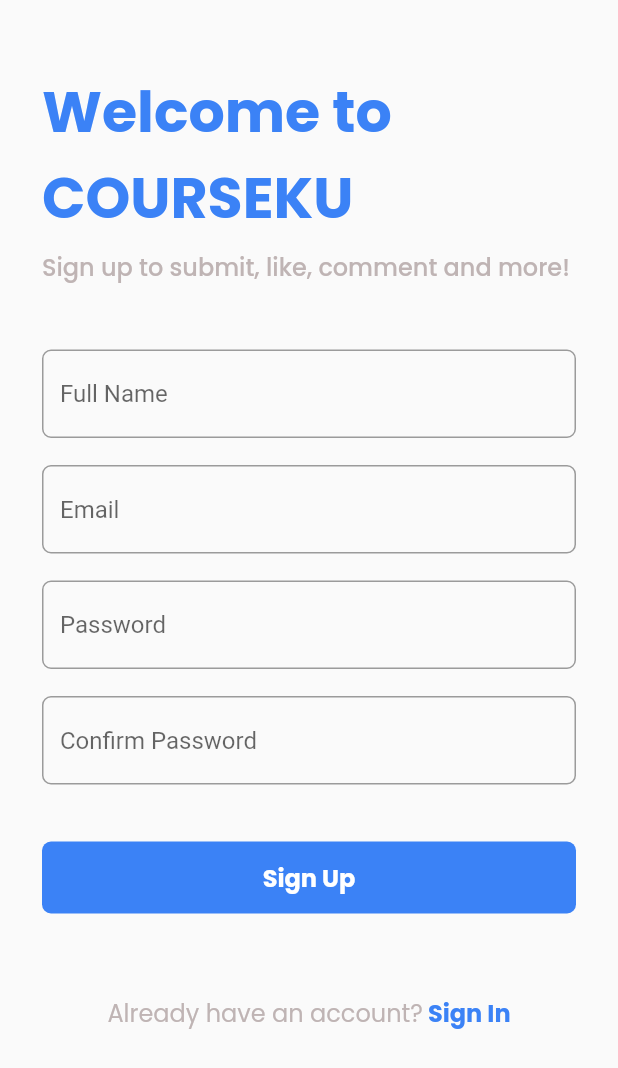
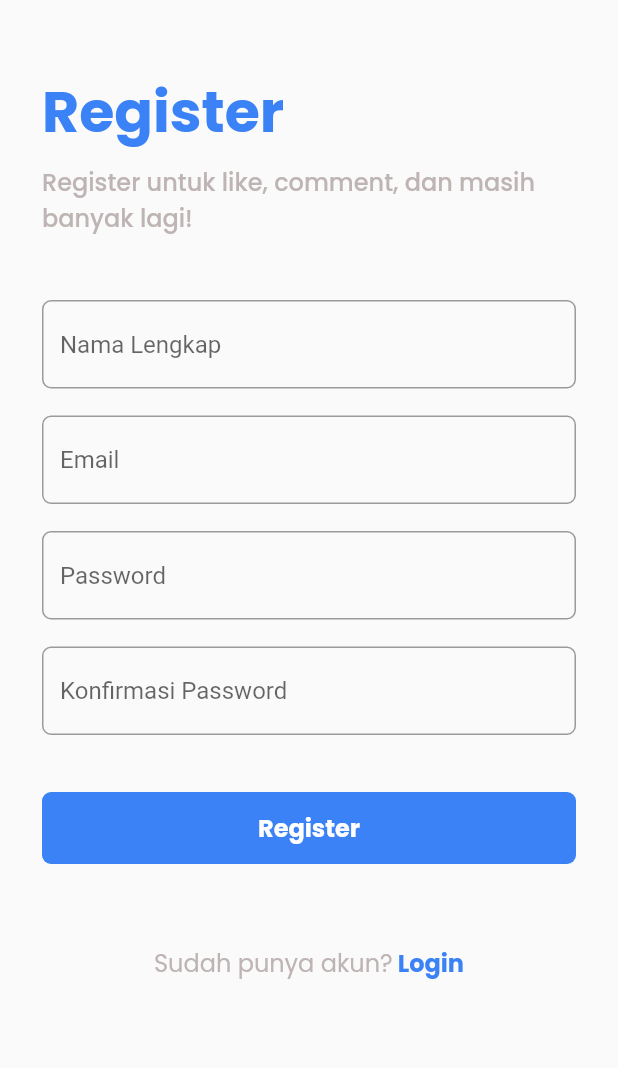
Before and after one commit to adamrayw/courseku-android, a Flutter app: the SignUpPage screen opened by its route, on a phone screen of 412 x 824 dp. Shown: the top 1068 px of the screen. Run offline on Flutter 3.47's test engine with Material 2 defaults, Android fonts, the phone set to English and light mode, and no system bars; our stand-ins replace carousel_slider, double_back_to_close, font_awesome_flutter, google_fonts; accounts and stored records are empty; network calls fail.

Commit message:
Change header text and change other small things

```diff
--- a/lib/pages/sign_up_page.dart
+++ b/lib/pages/sign_up_page.dart
@@ -69,7 +69,7 @@ class _SignUpPageState extends State<SignUpPage> {
       return TextFormField(
         controller: nameController,
         decoration: InputDecoration(
-          hintText: 'Full Name',
+          hintText: 'Nama Lengkap',
           border: OutlineInputBorder(
             borderSide: BorderSide(
               color: secondaryTextColor,
@@ -119,7 +119,7 @@ class _SignUpPageState extends State<SignUpPage> {
         controller: passwordConfirmationController,
         obscureText: true,
         decoration: InputDecoration(
-          hintText: 'Confirm Password',
+          hintText: 'Konfirmasi Password',
           border: OutlineInputBorder(
             borderSide: BorderSide(
               color: secondaryTextColor,
@@ -145,7 +145,7 @@ class _SignUpPageState extends State<SignUpPage> {
           ),
           child: isLoading
               ? Text(
-                  'Logging in...',
+                  'Mohon Tunggu...',
                   style: GoogleFonts.poppins(
                     color: Colors.white,
                     fontSize: 16,
@@ -153,7 +153,7 @@ class _SignUpPageState extends State<SignUpPage> {
                   ),
                 )
               : Text(
-                  'Sign Up',
+                  'Register',
                   style: GoogleFonts.poppins(
                     color: Colors.white,
                     fontSize: 16,
@@ -175,7 +175,7 @@ class _SignUpPageState extends State<SignUpPage> {
                   top: 46,
                 ),
                 child: Text(
-                  'Welcome to \nCOURSEKU',
+                  'Register',
                   style: primaryTextStyle.copyWith(
                     fontSize: 38,
                     fontWeight: bold,
@@ -186,7 +186,7 @@ class _SignUpPageState extends State<SignUpPage> {
                 height: 6,
               ),
               Text(
-                'Sign up to submit, like, comment and more!',
+                'Register untuk like, comment, dan masih banyak lagi!',
                 style: secondaryTextStyle.copyWith(
                   fontSize: 16,
                   fontWeight: medium,
@@ -220,7 +220,7 @@ class _SignUpPageState extends State<SignUpPage> {
                 mainAxisAlignment: MainAxisAlignment.center,
                 children: [
                   Text(
-                    'Already have an account?',
+                    'Sudah punya akun?',
                     style: secondaryTextStyle.copyWith(
                       fontSize: 16,
                     ),
@@ -230,7 +230,7 @@ class _SignUpPageState extends State<SignUpPage> {
                       Navigator.pushNamed(context, '/sign-in');
                     },
                     child: Text(
-                      ' Sign In',
+                      ' Login',
                       style: primaryTextStyle.copyWith(
                         fontSize: 16,
                         fontWeight: FontWeight.bold,
```
